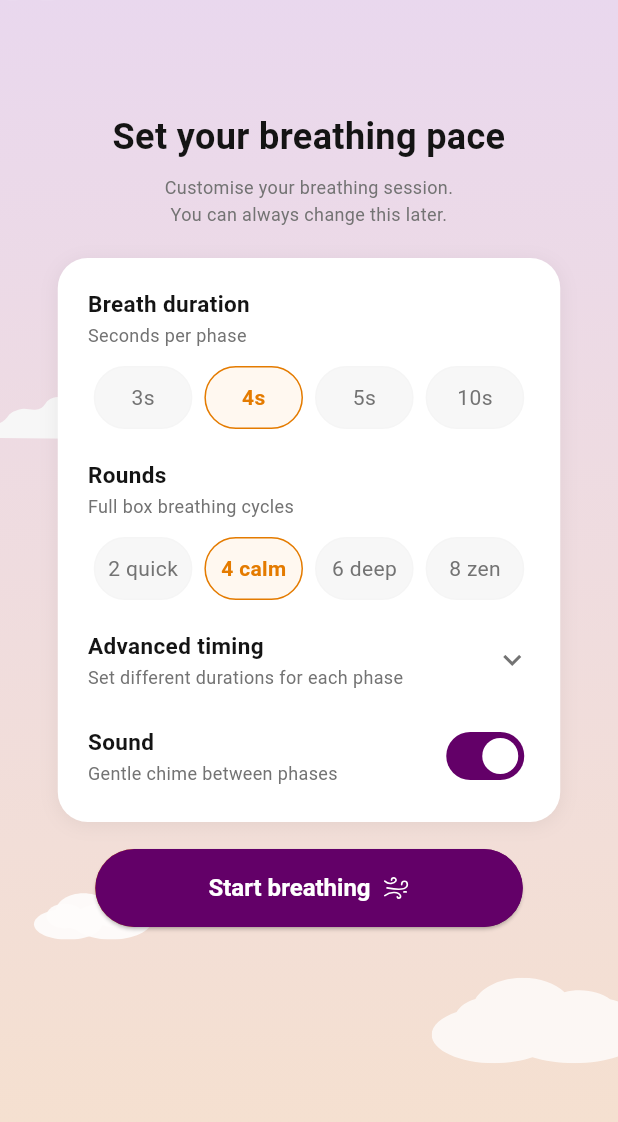
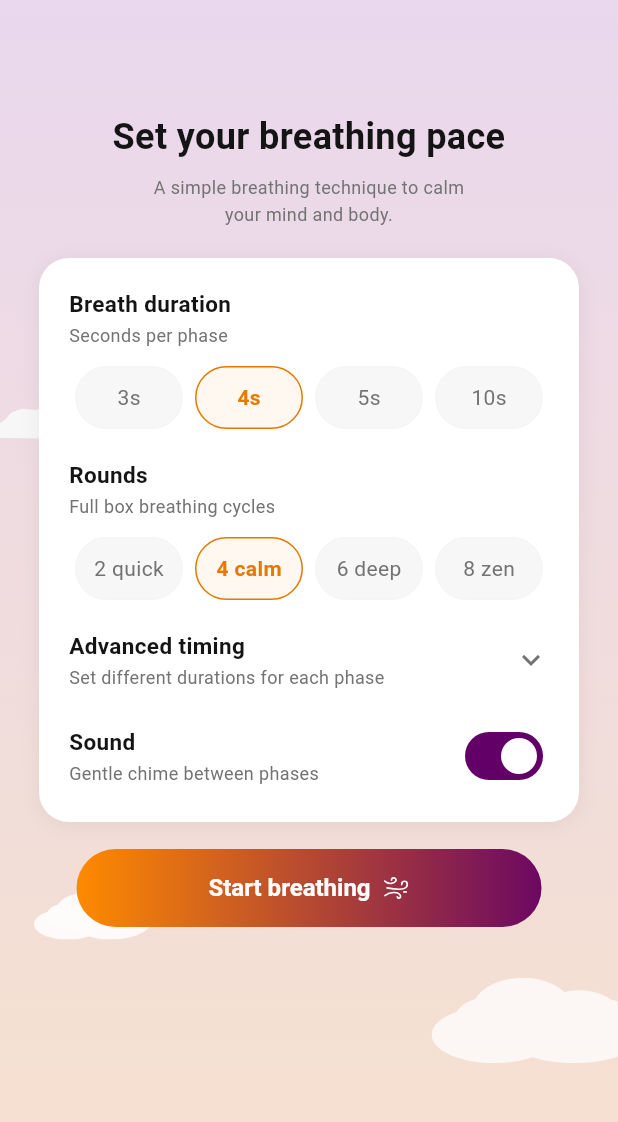
Before and after one commit to ankitk93/newu_hackthon, a Flutter app: the screen it shows after launch, on a phone screen of 412 x 824 dp, the part 111-1233 px from its top. Run offline on Flutter 3.47's test engine with Material 3 defaults, Android fonts, the phone set to English and light mode, and no system bars; our stand-ins replace audioplayers, connectivity_plus, dio, equatable, flutter_bloc, flutter_svg and 4 more; accounts and stored records are empty.

Commit message:
Fix Figma accuracy, responsive layout, and session bugs
- Fix start button gradient (transparent bg to show gradient container)
- Fix copyWith to allow clearing selectedPresetDuration to null
- Update phase labels/subtitles to match Figma (Hold softly, Hold gently)
- Update setup subtitle to match Figma text
- Cap cloud sizes for desktop/web viewports
- Increase content maxWidth from 375 to 400 for desktop
- Stop timer on pause, restart on resume in session bloc

Made-with: Cursor

```diff
--- a/lib/features/breathing/presentation/blocs/session/breathing_session_bloc.dart
+++ b/lib/features/breathing/presentation/blocs/session/breathing_session_bloc.dart
@@ -38,9 +38,7 @@ class BreathingSessionBloc
     if (currentState is GetReady) {
       _handleGetReadyTick(currentState, emit);
     } else if (currentState is Breathing) {
-      if (!currentState.isPaused) {
-        _handleBreathingTick(currentState, emit);
-      }
+      _handleBreathingTick(currentState, emit);
     }
   }
 
@@ -140,6 +138,7 @@ class BreathingSessionBloc
   ) {
     final currentState = state;
     if (currentState is Breathing) {
+      _cancelTimer();
       emit(currentState.copyWith(isPaused: true));
     }
   }
@@ -151,6 +150,7 @@ class BreathingSessionBloc
     final currentState = state;
     if (currentState is Breathing) {
       emit(currentState.copyWith(isPaused: false));
+      _startTimer();
     }
   }
 
--- a/lib/features/breathing/presentation/blocs/setup/breathing_setup_state.dart
+++ b/lib/features/breathing/presentation/blocs/setup/breathing_setup_state.dart
@@ -1,5 +1,8 @@
 import 'package:equatable/equatable.dart';
 import 'package:newu_health/features/breathing/domain/entities/breathing_config.dart';
+
+/// Sentinel to distinguish "not provided" from "explicitly null".
+const _sentinel = Object();
 
 /// State for the breathing setup screen.
 class BreathingSetupState extends Equatable {
@@ -20,13 +23,14 @@ class BreathingSetupState extends Equatable {
 
   BreathingSetupState copyWith({
     BreathingConfig? config,
-    int? selectedPresetDuration,
+    Object? selectedPresetDuration = _sentinel,
     bool? isAdvancedTimingOpen,
   }) {
     return BreathingSetupState(
       config: config ?? this.config,
-      selectedPresetDuration:
-          selectedPresetDuration ?? this.selectedPresetDuration,
+      selectedPresetDuration: identical(selectedPresetDuration, _sentinel)
+          ? this.selectedPresetDuration
+          : selectedPresetDuration as int?,
       isAdvancedTimingOpen:
           isAdvancedTimingOpen ?? this.isAdvancedTimingOpen,
     );
--- a/lib/features/breathing/presentation/screens/setup_screen.dart
+++ b/lib/features/breathing/presentation/screens/setup_screen.dart
@@ -24,7 +24,7 @@ class SetupScreen extends StatelessWidget {
 class _SetupContent extends StatelessWidget {
   const _SetupContent();
 
-  static const double _maxW = 375.0;
+  static const double _maxW = 400.0;
 
   @override
   Widget build(BuildContext context) {
@@ -109,7 +109,7 @@ class _SetupContent extends StatelessWidget {
                         ),
                         const SizedBox(height: 8),
                         Text(
-                          'Customise your breathing session.\nYou can always change this later.',
+                          'A simple breathing technique to calm\nyour mind and body.',
                           style: TextStyle(
                             color: isDark
                                 ? AppColors.textSecondaryDark
@@ -186,30 +186,27 @@ class _SetupContent extends StatelessWidget {
     final base = isDark
         ? 'assets/images/dark_mode_assets'
         : 'assets/images/light_mode_assets';
+    double cw(double factor, double max) => (w * factor).clamp(0, max);
     return Stack(
       children: [
-        // Top-left
         Positioned(
           left: -20,
           top: h * 0.05,
           child: SvgPicture.asset(
             isDark ? '$base/one_small_cloud.svg' : '$base/small_clouds.svg',
-            width: w * 0.2,
+            width: cw(0.2, 120),
           ),
         ),
-        // Top-right
         Positioned(
           right: -30,
           top: h * 0.02,
-          child: SvgPicture.asset('$base/right_cloud.svg', width: w * 0.3),
+          child: SvgPicture.asset('$base/right_cloud.svg', width: cw(0.3, 200)),
         ),
-        // Mid-left
         Positioned(
           left: -40,
           top: h * 0.40,
-          child: SvgPicture.asset('$base/left_cloud.svg', width: w * 0.3),
+          child: SvgPicture.asset('$base/left_cloud.svg', width: cw(0.3, 200)),
         ),
-        // Bottom-right
         Positioned(
           right: -20,
           bottom: h * 0.05,
@@ -217,15 +214,14 @@ class _SetupContent extends StatelessWidget {
             isDark
                 ? '$base/one_medium_cloud.svg'
                 : '$base/one_big_cloud.svg',
-            width: w * 0.35,
+            width: cw(0.35, 240),
           ),
         ),
-        // Bottom-left
         Positioned(
           left: w * 0.05,
           bottom: h * 0.15,
           child: SvgPicture.asset(
-              '$base/two_overlapping_cloud.svg', width: w * 0.2),
+              '$base/two_overlapping_cloud.svg', width: cw(0.2, 120)),
         ),
       ],
     );
@@ -419,7 +415,9 @@ class _SetupContent extends StatelessWidget {
             arguments: s.config,
           ),
           style: ElevatedButton.styleFrom(
-            backgroundColor: isDark ? AppColors.buttonBgColorDark: AppColors.buttonBgColorLight,
+            backgroundColor: Colors.transparent,
+            shadowColor: Colors.transparent,
+            foregroundColor: Colors.white,
             shape: RoundedRectangleBorder(
                 borderRadius: BorderRadius.circular(50)),
             textStyle:
```
Also changed, not shown: lib/features/breathing/domain/entities/breathing_phase.dart (+5 -5 lines), lib/features/breathing/presentation/screens/breathing_screen.dart (+4 -3 lines), lib/features/breathing/presentation/screens/finish_screen.dart (+4 -3 lines).
